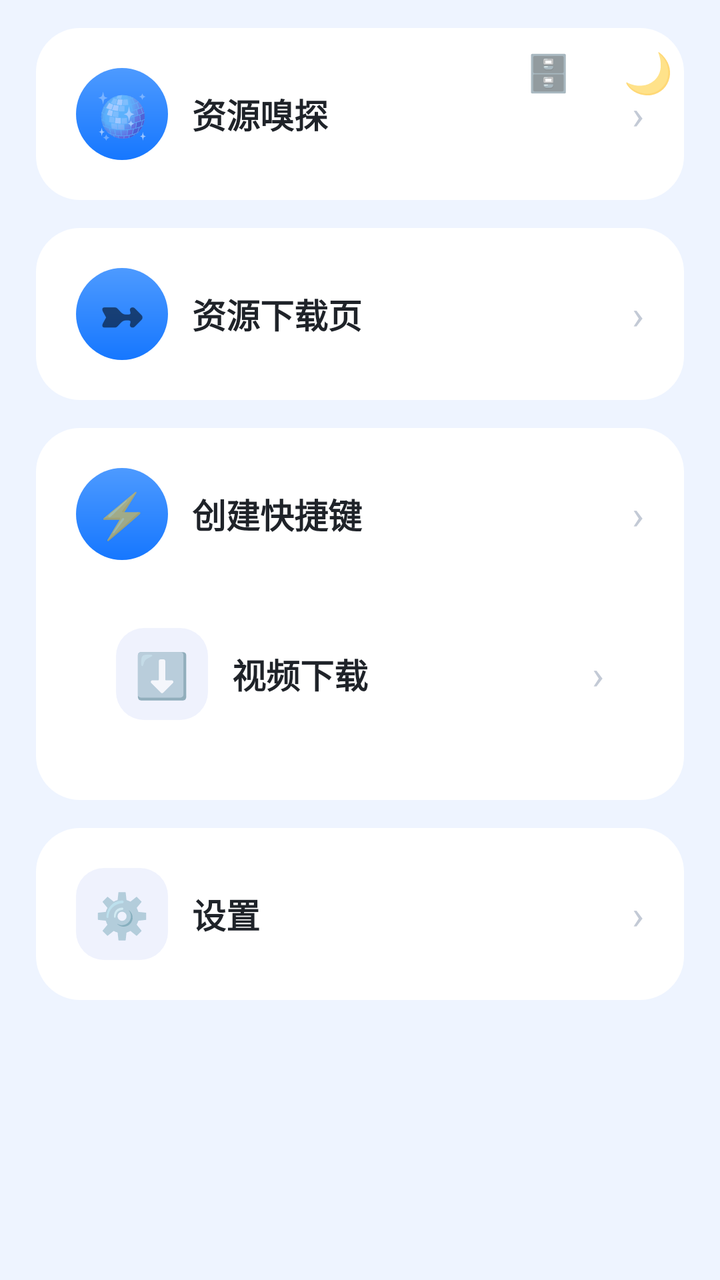
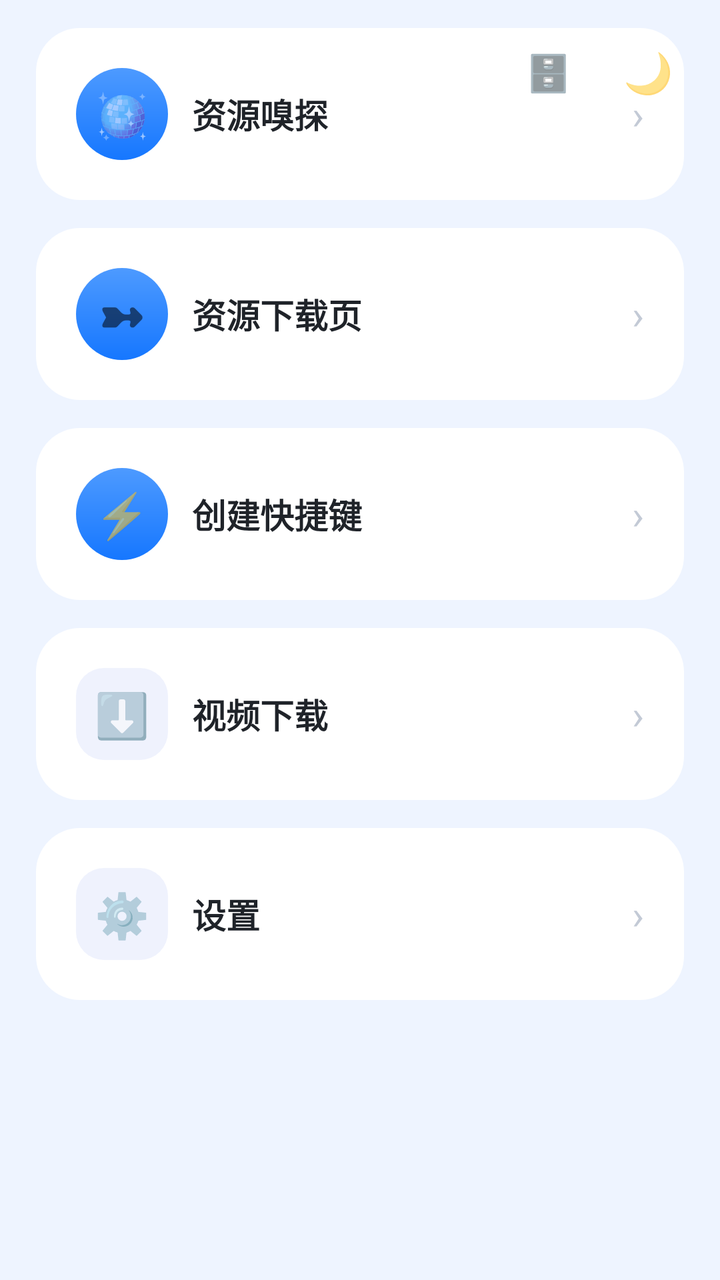

Screens rendered from an Android XML layout before and after an edit, with the pre-edit source and the edit as a unified diff.
<!-- AndroidManifest.xml: application theme AppTheme -->
<!-- res/layout/activity_toolbox.xml -->
<?xml version="1.0" encoding="utf-8"?>
<FrameLayout xmlns:android="http://schemas.android.com/apk/res/android"
    android:id="@+id/toolRoot"
    android:layout_width="match_parent" android:layout_height="match_parent">

    <TextView android:id="@+id/lanToggle"
        android:layout_width="44dp" android:layout_height="44dp"
        android:layout_gravity="top|right" android:layout_marginTop="14dp" android:layout_marginRight="64dp"
        android:gravity="center" android:elevation="6dp"
        android:text="🗄️" android:textSize="18sp"/>

    <TextView android:id="@+id/themeToggle"
        android:layout_width="44dp" android:layout_height="44dp"
        android:layout_gravity="top|right" android:layout_margin="14dp"
        android:gravity="center" android:elevation="6dp"
        android:text="🌙" android:textSize="20sp"/>

    <LinearLayout android:id="@+id/toolColumn"
        android:layout_width="match_parent" android:layout_height="match_parent"
        android:orientation="vertical"
        android:background="@color/bg">

        <ScrollView
            android:layout_width="match_parent" android:layout_height="match_parent"
            android:fillViewport="true" android:scrollbars="none">

            <LinearLayout
                android:layout_width="match_parent" android:layout_height="wrap_content"
                android:orientation="vertical"
                android:paddingLeft="18dp" android:paddingRight="18dp"
                android:paddingTop="14dp" android:paddingBottom="18dp">

                <LinearLayout android:tag="card" android:id="@+id/cardPlayer"
                    android:layout_width="match_parent" android:layout_height="wrap_content"
                    android:layout_marginTop="0dp"
                    android:background="@drawable/bg_card" android:orientation="vertical"
                    android:padding="20dp">

                    <LinearLayout
                        android:layout_width="match_parent" android:layout_height="wrap_content"
                        android:orientation="horizontal" android:gravity="center_vertical">
                        <TextView
                            android:layout_width="46dp" android:layout_height="46dp"
                            android:background="@drawable/bg_btn"
                            android:text="🪩" android:textSize="22sp" android:gravity="center"/>
                        <TextView
                            android:layout_width="0dp" android:layout_height="wrap_content"
                            android:layout_weight="1" android:layout_marginLeft="12dp"
                            android:text="资源嗅探" android:textSize="17sp"
                            android:textStyle="bold" android:tag="title" android:textColor="@color/textMain"/>
                        <TextView android:text="›" android:textSize="20sp"
                            android:textColor="#C3CAD6"
                            android:layout_width="wrap_content" android:layout_height="wrap_content"/>
                    </LinearLayout>
                </LinearLayout>

                <LinearLayout android:tag="card" android:id="@+id/cardDownload"
                    android:layout_width="match_parent" android:layout_height="wrap_content"
                    android:layout_marginTop="14dp"
                    android:background="@drawable/bg_card" android:orientation="vertical"
                    android:padding="20dp">
                    <LinearLayout
                        android:layout_width="match_parent" android:layout_height="wrap_content"
                        android:orientation="horizontal" android:gravity="center_vertical">
                        <TextView
                            android:layout_width="46dp" android:layout_height="46dp"
                            android:background="@drawable/bg_btn"
                            android:text="➼" android:textSize="22sp" android:gravity="center"/>
                        <TextView
                            android:layout_width="0dp" android:layout_height="wrap_content"
                            android:layout_weight="1" android:layout_marginLeft="12dp"
                            android:text="资源下载页" android:textSize="17sp"
                            android:textStyle="bold" android:tag="title" android:textColor="@color/textMain"/>
                        <TextView android:text="›" android:textSize="20sp"
                            android:textColor="#C3CAD6"
                            android:layout_width="wrap_content" android:layout_height="wrap_content"/>
                    </LinearLayout>
                </LinearLayout>
                <LinearLayout android:tag="card" android:id="@+id/cardShortcut"
                    android:layout_width="match_parent" android:layout_height="wrap_content"
                    android:layout_marginTop="14dp"
                    android:background="@drawable/bg_card" android:orientation="vertical"
                    android:padding="20dp">
                    <LinearLayout
                        android:layout_width="match_parent" android:layout_height="wrap_content"
                        android:orientation="horizontal" android:gravity="center_vertical">
                        <TextView
                            android:layout_width="46dp" android:layout_height="46dp"
                            android:background="@drawable/bg_btn" android:padding="8dp"
                            android:text="⚡" android:textSize="22sp" android:gravity="center"/>
                        <TextView
                            android:layout_width="0dp" android:layout_height="wrap_content"
                            android:layout_weight="1" android:layout_marginLeft="12dp"
                            android:text="创建快捷键" android:textSize="17sp"
                            android:textStyle="bold" android:tag="title" android:textColor="@color/textMain"/>
                        <TextView android:text="›" android:textSize="20sp"
                            android:textColor="#C3CAD6"
                            android:layout_width="wrap_content" android:layout_height="wrap_content"/>
                    </LinearLayout>

                <LinearLayout android:tag="card" android:id="@+id/cardVideoDl"
                    android:layout_width="match_parent" android:layout_height="wrap_content"
                    android:layout_marginTop="14dp"
                    android:background="@drawable/bg_card" android:orientation="vertical"
                    android:padding="20dp">
                    <LinearLayout
                        android:layout_width="match_parent" android:layout_height="wrap_content"
                        android:orientation="horizontal" android:gravity="center_vertical">
                        <TextView
                            android:layout_width="46dp" android:layout_height="46dp"
                            android:background="@drawable/bg_btn_blue"
                            android:text="⬇️" android:textSize="22sp" android:gravity="center"/>
                        <TextView
                            android:layout_width="0dp" android:layout_height="wrap_content"
                            android:layout_weight="1" android:layout_marginLeft="12dp"
                            android:text="视频下载" android:textSize="17sp"
                            android:textStyle="bold" android:tag="title" android:textColor="@color/textMain"/>
                        <TextView android:text="›" android:textSize="20sp"
                            android:textColor="#C3CAD6"
                            android:layout_width="wrap_content" android:layout_height="wrap_content"/>
                    </LinearLayout>
                </LinearLayout>

                
                </LinearLayout>

                <LinearLayout android:tag="card" android:id="@+id/cardSettings"
                    android:layout_width="match_parent" android:layout_height="wrap_content"
                    android:layout_marginTop="14dp"
                    android:background="@drawable/bg_card" android:orientation="vertical"
                    android:padding="20dp">
                    <LinearLayout
                        android:layout_width="match_parent" android:layout_height="wrap_content"
                        android:orientation="horizontal" android:gravity="center_vertical">
                        <TextView
                            android:layout_width="46dp" android:layout_height="46dp"
                            android:background="@drawable/bg_btn_blue" android:padding="8dp"
                            android:text="⚙️" android:textSize="22sp" android:gravity="center"/>
                        <TextView
                            android:layout_width="0dp" android:layout_height="wrap_content"
                            android:layout_weight="1" android:layout_marginLeft="12dp"
                            android:text="设置" android:textSize="17sp"
                            android:textStyle="bold" android:tag="title" android:textColor="@color/textMain"/>
                        <TextView android:text="›" android:textSize="20sp"
                            android:textColor="#C3CAD6"
                            android:layout_width="wrap_content" android:layout_height="wrap_content"/>
                    </LinearLayout>
                </LinearLayout>


            </LinearLayout>
        </ScrollView>
    </LinearLayout>
</FrameLayout>
<!-- resources referenced by this layout -->
<resources>
  <color name="bg">#EEF4FF</color>
  <color name="textMain">#1F2329</color>
  <!-- drawable bg_btn (drawable) -->
  <?xml version="1.0" encoding="utf-8"?>
  <ripple xmlns:android="http://schemas.android.com/apk/res/android">
      <item>
          <shape>
              <gradient android:startColor="#4D9AFF" android:endColor="#1677FF" android:angle="270"/>
              <corners android:radius="26dp"/>
          </shape>
      </item>
  </ripple>
  <!-- drawable bg_btn_blue (drawable) -->
  <?xml version="1.0" encoding="utf-8"?>
  <shape xmlns:android="http://schemas.android.com/apk/res/android" android:shape="rectangle">
      <solid android:color="#14315CDE"/>
      <corners android:radius="14dp"/>
  </shape>
  <!-- drawable bg_card (drawable) -->
  <?xml version="1.0" encoding="utf-8"?>
  <shape xmlns:android="http://schemas.android.com/apk/res/android">
      <solid android:color="#FFFFFF"/>
      <corners android:radius="22dp"/>
  </shape>
  <style name="AppTheme" parent="android:Theme.Material.Light.NoActionBar">
          <item name="android:windowFullscreen">true</item>
          <item name="android:windowNoTitle">true</item>
          <item name="android:windowTranslucentNavigation">true</item>
          <item name="android:windowBackground">@color/bg</item>
          <item name="android:colorAccent">@color/blue2</item>
      </style>
  <color name="blue2">#1677FF</color>
</resources>

<!-- the commit's change to res/layout/activity_toolbox.xml (unified diff, before → after) -->
@@ -97,6 +97,7 @@
                             android:textColor="#C3CAD6"
                             android:layout_width="wrap_content" android:layout_height="wrap_content"/>
                     </LinearLayout>
+                </LinearLayout>
 
                 <LinearLayout android:tag="card" android:id="@+id/cardVideoDl"
                     android:layout_width="match_parent" android:layout_height="wrap_content"
@@ -119,9 +120,6 @@
                             android:textColor="#C3CAD6"
                             android:layout_width="wrap_content" android:layout_height="wrap_content"/>
                     </LinearLayout>
-                </LinearLayout>
-
-                
                 </LinearLayout>
 
                 <LinearLayout android:tag="card" android:id="@+id/cardSettings"
